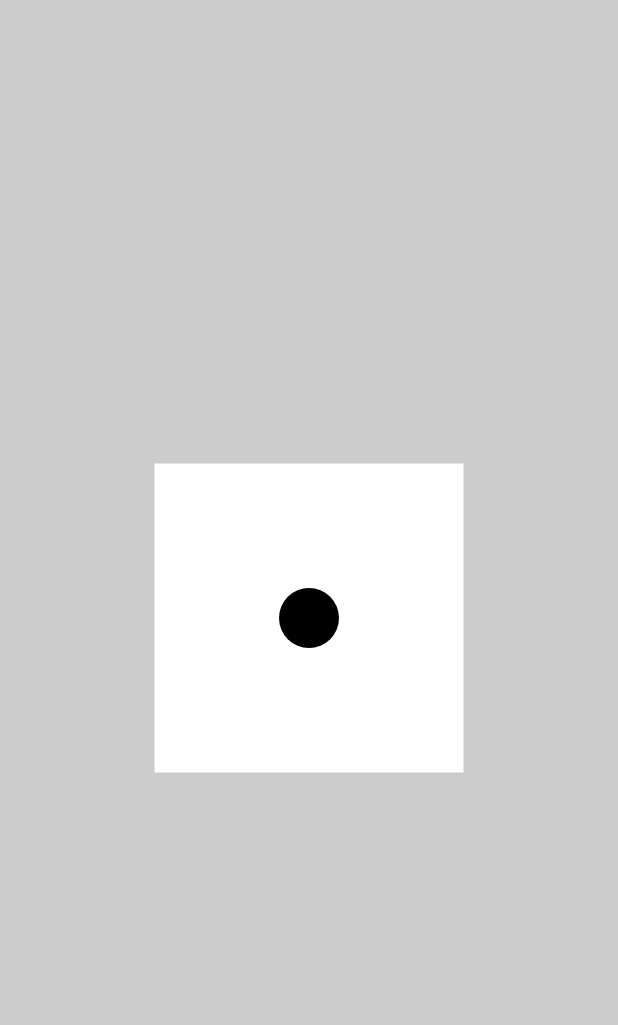
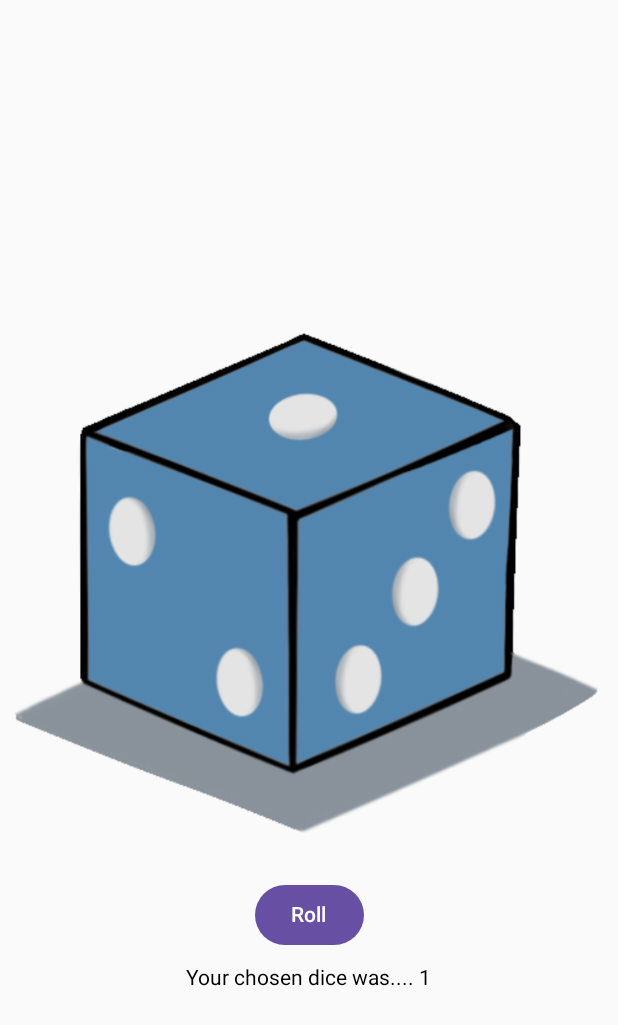
Before and after one commit to ZainabNugget/HelpMeDecide, an Android app built with Jetpack Compose: the screen it shows after launch (RollTheDice), after a tap on "Who's gonna do it?!", on a phone screen of 412 x 824 dp. Shown: the top 1025 px of the screen. Run offline under Robolectric (Android 15) with nearby library versions, the phone set to English and light mode, and no system bars.

Commit message:
Finished animating the dice roll, implemented some of the accelerometer stuff!

```diff
--- a/app/build.gradle.kts
+++ b/app/build.gradle.kts
@@ -41,6 +41,7 @@ android {
 
 dependencies {
     //Add location services dependency!
+    implementation(libs.androidx.animation)
     implementation(libs.androidx.activity.ktx.v161)
     implementation(libs.play.services.location)
     implementation(libs.androidx.activity.ktx)
--- a/app/src/main/java/com/griffith/helpmedecide/MainActivity.kt
+++ b/app/src/main/java/com/griffith/helpmedecide/MainActivity.kt
@@ -1,16 +1,13 @@
 package com.griffith.helpmedecide
 
-import android.content.Context
 import android.content.Intent
-import android.hardware.Sensor
-import android.hardware.SensorEvent
-import android.hardware.SensorEventListener
-import android.hardware.SensorManager
+import android.content.pm.PackageManager
 import android.os.Bundle
-import android.widget.Button
+import android.widget.Toast
 import androidx.activity.ComponentActivity
 import androidx.activity.compose.setContent
 import androidx.activity.result.ActivityResultLauncher
+import androidx.activity.result.contract.ActivityResultContracts
 import androidx.compose.foundation.BorderStroke
 import androidx.compose.foundation.clickable
 import androidx.compose.foundation.interaction.MutableInteractionSource
@@ -28,7 +25,6 @@ import androidx.compose.material.icons.filled.Home
 import androidx.compose.material.icons.filled.Settings
 import androidx.compose.material.ripple.rememberRipple
 import androidx.compose.material3.BottomAppBar
-import androidx.compose.material3.Button
 import androidx.compose.material3.Card
 import androidx.compose.material3.CardDefaults
 import androidx.compose.material3.Icon
@@ -38,7 +34,6 @@ import androidx.compose.material3.Surface
 import androidx.compose.material3.Text
 import androidx.compose.runtime.Composable
 import androidx.compose.runtime.mutableFloatStateOf
-import androidx.compose.runtime.mutableStateOf
 import androidx.compose.runtime.remember
 import androidx.compose.ui.Alignment
 import androidx.compose.ui.Modifier
@@ -54,89 +49,39 @@ import androidx.navigation.compose.NavHost
 import androidx.navigation.compose.composable
 import androidx.navigation.compose.rememberNavController
 
-
-//Variables
-var xSpeed = mutableFloatStateOf(0f)
-var ySpeed = mutableFloatStateOf(0f)
-var zSpeed = mutableFloatStateOf(0f)
 var card_width = 450.dp
 var card_height = 150.dp
 var font_size = 15.sp
 
-private lateinit var requestPermissionLauncher: ActivityResultLauncher<String>
-//Main Class
 class MainActivity : ComponentActivity() {
+    //get permission to use location
+    private val requestPermissionLauncher =
+        registerForActivityResult(ActivityResultContracts.RequestPermission()) { isGranted: Boolean ->
+            if (isGranted) {
+                val intent = Intent(this, SpinTheWheel::class.java)
+                startActivity(intent)
+            } else {
+                Toast.makeText(this, "Location permission is required to proceed.", Toast.LENGTH_SHORT).show()
+            }
+        }
+
     override fun onCreate(savedInstanceState: Bundle?) {
         super.onCreate(savedInstanceState)
         setContent {
-//            try {
-//                requestPermissionLauncher = registerForActivityResult(
-//                    ActivityResultContracts.RequestPermission()
-//                ) { isGranted: Boolean ->
-//                    if (isGranted) {
-//                        print("granted")
-//                    } else {
-//                        print("not granted ippe")
-//                    }
-//                }
-//            } catch (e: IllegalStateException) {
-//                TODO("Not yet implemented")
-//            }
-//            i = ContextCompat.checkSelfPermission(LocalContext.current, android.Manifest.permission.ACCESS_COARSE_LOCATION)
-//            // TODO(Go to a different activity!)
-//            val intent = Intent(this, SpinTheWheel::class.java)
-//            // to go to activity startActivity(intent)
-//
-//            val context = LocalContext.current
-//            val sensorManager : SensorManager =
-//                context.getSystemService(Context.SENSOR_SERVICE) as SensorManager
-//            val navController = rememberNavController()
-
-            // TODO(Accelerometer sensor check!) Will be used somewhere else
-//            SensorExists(sensorManager, Sensor.TYPE_ACCELEROMETER)
-
-            // TODO(Implement the GPS location service here)
-            //
-            NavigationScreen() //not sure if this is an ok implementation honestly
-            val context = LocalContext.current
-            val intent = Intent(this, GPS::class.java)
-//            Column {
-//                Button(onClick = {
-//
-//
-//                    context.startActivity(intent)
-//                }) {
-//                    Text("Open GPS")
-//                }
-//            }
-
+            NavigationScreen {checkLocationPermission()} //not sure if this is an ok implementation honestly
         }
     }
 
-    // TODO(Add all methods for sensor use (Will be placed here for now))
-    @Composable
-    private fun SensorExists(sensorManager: SensorManager, type : Int) {
-        if (sensorManager.getDefaultSensor(type) != null) {
-            val accelerometer = sensorManager.getDefaultSensor(type)
-            sensorManager.registerListener(
-                sensorEventListener,
-                accelerometer,
-                SensorManager.SENSOR_DELAY_NORMAL
-            )
-        }
-    }
-
-    private val sensorEventListener : SensorEventListener = object : SensorEventListener {
-        override fun onSensorChanged(event: SensorEvent?) {
-            if(event?.sensor?.type == Sensor.TYPE_ACCELEROMETER){
-                xSpeed.floatValue = event.values[0]
-                ySpeed.floatValue = event.values[1]
-                zSpeed.floatValue = event.values[2]
-            }
-        }
-
-        override fun onAccuracyChanged(sensor: Sensor?, accuracy: Int) {
-//            print(accuracy)
+    private fun checkLocationPermission() {
+        if (ContextCompat.checkSelfPermission(
+                this,
+                android.Manifest.permission.ACCESS_COARSE_LOCATION
+            ) == PackageManager.PERMISSION_GRANTED
+        ) {
+            val intent = Intent(this, SpinTheWheel::class.java)
+            startActivity(intent)
+        } else {
+            requestPermissionLauncher.launch(android.Manifest.permission.ACCESS_FINE_LOCATION)
         }
     }
 
@@ -169,16 +114,15 @@ fun InfoCards(text : String, color: Color, width : Dp, height : Dp){
     }
 }
 
-// TODO(Navigation bottom bar)
 @Composable
-fun NavigationScreen(){
+fun NavigationScreen(onCheckLocationPermission: () -> Unit) {
     val navController = rememberNavController()
     Surface {
         NavHost(
             navController = navController,
             startDestination = "home"
         ) {
-            composable("home") { HomeScreen(navController) }
+            composable("home") { HomeScreen(navController, onCheckLocationPermission) }
             composable("settings") { SettingsScreen(navController) }
         }
     }
@@ -213,16 +157,12 @@ fun SettingsScreen(navController: NavController) {
 
 }
 
-//TODO(Create the home screen + Explicit intents towards the other activities)
 @Composable
-fun HomeScreen(navController: NavController) {
+fun HomeScreen(navController: NavController, onCheckLocationPermission: () -> Unit) {
     Scaffold(
-        topBar = {
-            Row { }
-        },
-        bottomBar = {
-            BottomBarNav(navController)
-        }) { innerPadding ->
+        topBar = { Row { } },
+        bottomBar = { BottomBarNav(navController) }
+    ) { innerPadding ->
         Column(
             modifier = Modifier
                 .padding(innerPadding)
@@ -232,7 +172,7 @@ fun HomeScreen(navController: NavController) {
             val context = LocalContext.current
             InfoCards("Welcome", Color.White, card_width, card_height + 20.dp)
 
-            //Introcuction text
+            // Introduction text
             Row(
                 modifier = Modifier.fillMaxWidth(),
                 horizontalArrangement = Arrangement.Center,
@@ -244,10 +184,9 @@ fun HomeScreen(navController: NavController) {
                 )
             }
 
-            //Clickable boxes that take you to the activities
+            // Clickable boxes that take you to the activities
             Box(
-                modifier = Modifier
-                    .clickable(
+                modifier = Modifier.clickable(
                     onClick = {
                         val intent = Intent(context, RollTheDice::class.java)
                         context.startActivity(intent)
@@ -255,27 +194,23 @@ fun HomeScreen(navController: NavController) {
                     indication = rememberRipple(bounded = true, color = Color.Gray),
                     interactionSource = remember { MutableInteractionSource() }
                 )
-
             ) {
                 InfoCards("Who's gonna do it?!", Color.White, card_width, card_height)
             }
+
+            // Location Permission and Activity
             Box(
-                modifier = Modifier
-                    .clickable(
-                        onClick = {
-                            val intent = Intent(context, SpinTheWheel::class.java)
-                            context.startActivity(intent)
-                        },
+                modifier = Modifier.clickable(
+                    onClick = { onCheckLocationPermission() },
                     indication = rememberRipple(bounded = true, color = Color.Gray),
                     interactionSource = remember { MutableInteractionSource() }
                 )
+            ) {
+                InfoCards("What should I eat?!", Color.White, card_width, card_height)
+            }
 
-            ){
-                InfoCards("What should i eat?!", Color.White, card_width, card_height)
-            }
             Box(
-                modifier = Modifier
-                    .clickable(
+                modifier = Modifier.clickable(
                     onClick = {
                         val intent = Intent(context, GenerateList::class.java)
                         context.startActivity(intent)
@@ -283,13 +218,13 @@ fun HomeScreen(navController: NavController) {
                     indication = rememberRipple(bounded = true, color = Color.Gray),
                     interactionSource = remember { MutableInteractionSource() }
                 )
-
-            ){
+            ) {
                 InfoCards("Generate My Own", Color.White, card_width, card_height)
             }
         }
     }
 }
+
 
 //TODO(Set up the implicit intents homescreen/settingsscreen)
 @Composable
--- a/app/src/main/java/com/griffith/helpmedecide/RollTheDice.kt
+++ b/app/src/main/java/com/griffith/helpmedecide/RollTheDice.kt
@@ -8,31 +8,34 @@ import android.hardware.SensorManager
 import android.os.Bundle
 import androidx.activity.ComponentActivity
 import androidx.activity.compose.setContent
-import androidx.compose.foundation.Canvas
+import androidx.compose.animation.core.Animatable
+import androidx.compose.animation.core.FastOutSlowInEasing
+import androidx.compose.animation.core.tween
+import androidx.compose.foundation.Image
 import androidx.compose.foundation.layout.*
 import androidx.compose.material3.*
 import androidx.compose.runtime.*
+import androidx.compose.ui.Alignment
 import androidx.compose.ui.Modifier
-import androidx.compose.ui.geometry.Offset
-import androidx.compose.ui.graphics.Color
+import androidx.compose.ui.graphics.graphicsLayer
+import androidx.compose.ui.res.painterResource
+import androidx.compose.ui.res.stringResource
 import androidx.compose.ui.tooling.preview.Preview
+import androidx.compose.ui.unit.dp
+import kotlinx.coroutines.launch
+import kotlin.math.sqrt
 
-//https://developer.android.com/codelabs/basic-android-kotlin-compose-build-a-dice-roller-app#0
-//Will use that to further develop the dice animations
-//Gonna use accelerometer to trigger the dice animations
 class RollTheDice : ComponentActivity() {
     private var sensorManager: SensorManager? = null
+    private var isRolling = false
+    private val shakeThreshold = 7.0f // Threshold for detecting shake
+
     override fun onCreate(savedInstanceState: Bundle?) {
         super.onCreate(savedInstanceState)
         setContent {
-            Surface(
-                modifier = Modifier.fillMaxSize(),
-                color = Color.LightGray
-            ) {
-                DrawTheDice()
-            }
+            DiceRollerScreen()
         }
-        //Get the sensor manager with context by checking if the device has it :)
+
         sensorManager = getSystemService(Context.SENSOR_SERVICE) as SensorManager
         val accelerometer = sensorManager?.getDefaultSensor(Sensor.TYPE_ACCELEROMETER)
 
@@ -40,61 +43,143 @@ class RollTheDice : ComponentActivity() {
             sensorManager?.registerListener(
                 sensorEventListener,
                 it,
-                SensorManager.SENSOR_DELAY_NORMAL
+                SensorManager.SENSOR_DELAY_UI
             )
         }
     }
 
-    //Get rid of it when we're done!
     override fun onDestroy() {
         super.onDestroy()
         sensorManager?.unregisterListener(sensorEventListener)
     }
 
     private val sensorEventListener = object : SensorEventListener {
+        private var lastAcceleration = 0f
+
         override fun onSensorChanged(event: SensorEvent?) {
             if (event?.sensor?.type == Sensor.TYPE_ACCELEROMETER) {
-                val x = event.values[0]
-                val y = event.values[1]
-                val z = event.values[2]
+                var x = event.values[0]
+                var y = event.values[1]
+                var z = event.values[2]
+
+                val currentAcceleration = sqrt(x * x + y * y + z * z)
+                val delta = currentAcceleration - lastAcceleration
+                lastAcceleration = currentAcceleration
+
+                if (delta > shakeThreshold && !isRolling) {
+                    isRolling = true
+                    DiceRollerState.triggerShakeRoll() // Trigger dice roll
+                }
             }
         }
 
-        override fun onAccuracyChanged(sensor: Sensor?, accuracy: Int) {
-            print("Yay the sensor changed")
-        }
-    }
-}
-//Simple Dice Drawwing :3
-//Will implement it in pictures and stuff later
-//Using xml, because its easier to animate that way!
-@Composable
-fun DrawTheDice(){
-    Canvas(modifier = Modifier.fillMaxSize()) {
-        val canvasSize = size.minDimension / 2f
-        val centerX = size.width / 2f
-        val centerY = size.height / 2f
-
-        drawRect(
-            color = Color.White,
-            size = androidx.compose.ui.geometry.Size(canvasSize, canvasSize),
-            topLeft = Offset(centerX - canvasSize / 2, centerY - canvasSize / 2)
-        )
-
-        val dotRadius = 30f
-        drawCircle(
-            color = Color.Black,
-            radius = dotRadius,
-            center = Offset(centerX, centerY)
-        )
+        override fun onAccuracyChanged(sensor: Sensor?, accuracy: Int) {}
     }
 }
 
-//Easy debugging
+object DiceRollerState {
+    private var onShakeRoll: (() -> Unit)? = null
+
+    fun registerShakeRollListener(listener: () -> Unit) {
+        onShakeRoll = listener
+    }
+
+    fun triggerShakeRoll() {
+        onShakeRoll?.invoke()
+    }
+}
+
+@Composable
+fun DiceRollerScreen() { //Will contain all info about the dice
+    var result by remember { mutableIntStateOf(1) } //result of the dice roll
+    var isRolling by remember { mutableStateOf(false) }
+
+    val rotation = remember { Animatable(0f) } //rotation for animation
+    val scale = remember { Animatable(1f) } //scale for animation
+
+    val imageResource = when (result) {
+        1 -> R.drawable.dice_1
+        2 -> R.drawable.dice_2
+        3 -> R.drawable.dice_3
+        4 -> R.drawable.dice_4
+        5 -> R.drawable.dice_5
+        else -> R.drawable.dice_6
+    }
+
+    val coroutineScope = rememberCoroutineScope()
+
+    DiceRollerState.registerShakeRollListener {
+        if (!isRolling) {
+            coroutineScope.launch {
+                animateDiceRoll(rotation, scale) {
+                    result = (1..6).random()
+                    isRolling = false
+                }
+            }
+        }
+    }
+    //Layout :-)
+    Column(
+        modifier = Modifier
+            .fillMaxSize(),
+        horizontalAlignment = Alignment.CenterHorizontally,
+        verticalArrangement = Arrangement.Center
+    ) {
+        Box(
+            modifier = Modifier
+                .graphicsLayer(
+                    rotationZ = rotation.value,
+                    scaleX = scale.value,
+                    scaleY = scale.value
+                )
+        ) {
+            Image(
+                painter = painterResource(imageResource),
+                contentDescription = result.toString()
+            )
+        }
+
+        Spacer(modifier = Modifier.height(10.dp))
+
+        Button(
+            onClick = { //help animation and stuffs
+                if (!isRolling) {
+                    coroutineScope.launch {
+                        animateDiceRoll(rotation, scale) {
+                            result = (1..6).random()
+                            isRolling = false
+                        }
+                    }
+                }
+            },
+            enabled = !isRolling
+        ) {
+            Text(if (isRolling) "Rolling..." else stringResource(R.string.roll))
+        }
+        //add some spacing to look better
+        Spacer(modifier = Modifier.height(10.dp))
+        Text("Your chosen dice was.... $result") //display the result (for now)
+    }
+}
+//Animation handling, (rotating the dice)
+suspend fun animateDiceRoll(
+    rotation: Animatable<Float, *>,
+    scale: Animatable<Float, *>,
+    onComplete: () -> Unit
+) {
+    rotation.animateTo(
+        targetValue = 360f,
+        animationSpec = tween(durationMillis = 500, easing = FastOutSlowInEasing)
+    )
+    rotation.snapTo(0f)
+
+    onComplete()
+}
+
 @Preview(showBackground = true)
 @Composable
 fun PreviewDiceCanvas() {
     MaterialTheme {
-        DrawTheDice()
+        DiceRollerScreen()
     }
 }
--- a/app/src/main/res/values/strings.xml
+++ b/app/src/main/res/values/strings.xml
@@ -3,4 +3,5 @@
     <string name="title_activity_settings">Settings</string>
     <string name="title_activity_dice_roll">DiceRoll</string>
     <string name="title_activity_home_page">HomePage</string>
+    <string name="roll">Roll</string>
 </resources>
--- a/gradle/libs.versions.toml
+++ b/gradle/libs.versions.toml
@@ -2,6 +2,7 @@
 activityKtx = "1.9.3"
 agp = "8.7.1"
 androidxActivityKtx = "1.6.1"
+androidxAnimation = "<version>"
 appcompatVersion = "1.9.2"
 fragmentKtx = "1.8.4"
 kotlin = "2.0.0"
@@ -24,6 +25,7 @@ playServicesLocation = "21.3.0"
 [libraries]
 androidx-activity-ktx = { module = "androidx.activity:activity-ktx", version.ref = "activityKtx" }
 androidx-activity-ktx-v161 = { module = "androidx.activity:activity-ktx", version.ref = "androidxActivityKtx" }
+androidx-animation = { module = "androidx.compose.animation:animation", version.ref = "androidxAnimation" }
 androidx-appcompat-v192 = { module = "androidx.appcompat:appcompat", version.ref = "appcompatVersion" }
 androidx-core-ktx = { group = "androidx.core", name = "core-ktx", version.ref = "coreKtx" }
 androidx-fragment-ktx = { module = "androidx.fragment:fragment-ktx", version.ref = "fragmentKtx" }
```
Also changed, not shown: app/src/main/java/com/griffith/helpmedecide/GPS.kt (deleted, +0 -79 lines), app/src/main/res/layout/activity_gps.xml (deleted, +0 -15 lines), app/src/main/res/drawable/dice_1.PNG (added), app/src/main/res/drawable/dice_2.PNG (added), app/src/main/res/drawable/dice_3.PNG (added), app/src/main/res/drawable/dice_4.PNG (added), app/src/main/res/drawable/dice_5.PNG (added), app/src/main/res/drawable/dice_6.PNG (added). Lines whose indentation alone changed are shown as unchanged.
